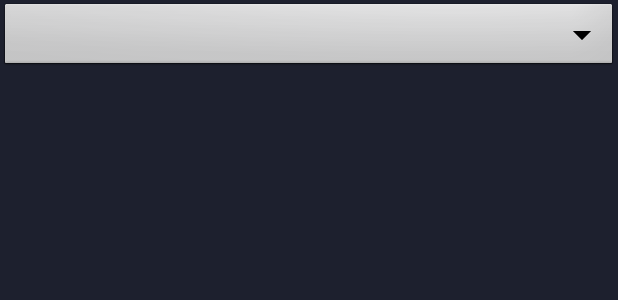
After one commit to Lufthanse/FitApp, an Android app: the layout activity_new_split_plan.xml on its own in the app's theme, with its tools: preview values and no code run, on a phone screen of 412 x 824 dp. The commit adds this screen. Shown: the top 300 px of the screen. Run offline under Robolectric (Android 15) with nearby library versions, the phone set to English and light mode, and no system bars.

Commit message:
11.02.2021 21:15
Created new Split Plan screen

```diff
--- a/app/src/main/AndroidManifest.xml
+++ b/app/src/main/AndroidManifest.xml
@@ -9,7 +9,8 @@
         android:roundIcon="@mipmap/ic_launcher_round"
         android:supportsRtl="true"
         android:theme="@style/Theme.FitApp">
-        <activity android:name=".SplitPlans"></activity>
+        <activity android:name=".NewSplitPlan"></activity>
+        <activity android:name=".SplitPlans" />
         <activity android:name=".NewExercise" />
         <activity android:name=".MainActivity">
             <intent-filter>
--- /dev/null
+++ b/app/src/main/res/layout/activity_new_split_plan.xml
@@ -0,0 +1,17 @@
+<?xml version="1.0" encoding="utf-8"?>
+<androidx.constraintlayout.widget.ConstraintLayout xmlns:android="http://schemas.android.com/apk/res/android"
+    xmlns:app="http://schemas.android.com/apk/res-auto"
+    xmlns:tools="http://schemas.android.com/tools"
+    android:layout_width="match_parent"
+    android:layout_height="match_parent"
+    android:background="#1D202E"
+    tools:context=".NewSplitPlan">
+
+    <Spinner
+        android:id="@+id/spinner1"
+        android:background="@android:drawable/btn_dropdown"
+        android:layout_width="match_parent"
+        android:layout_height="wrap_content"
+        tools:layout_editor_absoluteY="90dp"
+        android:spinnerMode="dropdown"/>
+</androidx.constraintlayout.widget.ConstraintLayout>
--- a/app/src/main/res/layout/activity_split_plans.xml
+++ b/app/src/main/res/layout/activity_split_plans.xml
@@ -25,6 +25,7 @@
         android:layout_alignParentBottom="true"
         android:layout_centerHorizontal="true"
         android:layout_marginBottom="5dp"
+        android:onClick="createSplitPlan"
         android:text="+"
         android:textSize="36sp" />
 
```
Also changed, not shown: app/src/main/java/com/example/fitapp/NewSplitPlan.java (added, +34 -0 lines), app/src/main/java/com/example/fitapp/SplitPlans.java (+7 -0 lines).
